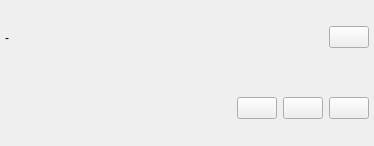
Before: the Qt Designer form sVanilla/src/ClientUi/Download/DownloadedListWidget.ui in WangPengZhan/sVanilla, drawn with Qt 5.
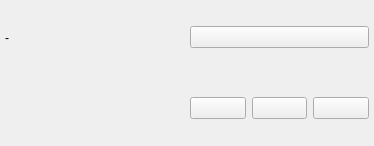
After: the same form once the commit is applied. Icons and pictures are not drawn.

What changed in the file:
```diff
--- a/sVanilla/src/ClientUi/Download/DownloadedListWidget.ui
+++ b/sVanilla/src/ClientUi/Download/DownloadedListWidget.ui
@@ -53,9 +53,6 @@
       </item>
       <item>
        <spacer name="Spacer">
-        <property name="orientation">
-         <enum>Qt::Orientation::Horizontal</enum>
-        </property>
         <property name="sizeHint" stdset="0">
          <size>
           <width>0</width>
@@ -119,9 +116,6 @@
       </item>
       <item>
        <spacer name="horizontalSpacer">
-        <property name="orientation">
-         <enum>Qt::Orientation::Horizontal</enum>
-        </property>
         <property name="sizeHint" stdset="0">
          <size>
           <width>0</width>
```
Left out of the diff: 1 changed line with no effect on the pictures.
